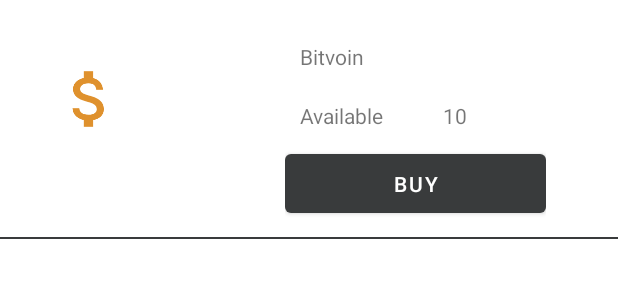
After one commit to box-bm/PlatziCursos, an Android app: the layout crypto_row.xml on its own in the app's theme, with its tools: preview values and no code run, on a phone screen of 412 x 824 dp. The commit adds this screen. Shown: the top 300 px of the screen. Run offline under Robolectric (Android 15) with nearby library versions, the phone set to English and light mode, and no system bars.

Commit message:
create a kotlin with firebase project

```diff
--- a/KotlinFirebase/app/build.gradle
+++ b/KotlinFirebase/app/build.gradle
@@ -39,11 +39,16 @@ dependencies {
     implementation 'androidx.appcompat:appcompat:1.4.0'
     implementation 'com.google.android.material:material:1.4.0'
     implementation 'androidx.constraintlayout:constraintlayout:2.1.2'
+    implementation 'androidx.recyclerview:recyclerview:1.2.1'
     testImplementation 'junit:junit:4.+'
     androidTestImplementation 'androidx.test.ext:junit:1.1.3'
     androidTestImplementation 'androidx.test.espresso:espresso-core:3.4.0'
 
     implementation platform('com.google.firebase:firebase-bom:29.0.3')
     implementation 'com.google.firebase:firebase-analytics-ktx'
+    implementation 'com.google.firebase:firebase-auth-ktx'
+    implementation 'com.google.firebase:firebase-firestore-ktx'
+
+    implementation 'com.squareup.picasso:picasso:2.71828'
 
 }
--- /dev/null
+++ b/KotlinFirebase/app/src/main/java/com/boxmanzog/kotlinfirebase/network/Callback.kt
@@ -0,0 +1,6 @@
+package com.boxmanzog.kotlinfirebase.network
+
+interface Callback<T> {
+    fun onSuccess(result: T?)
+    fun onFailed(exception: Exception)
+}
--- a/KotlinFirebase/app/src/main/java/com/boxmanzog/kotlinfirebase/MainActivity.kt
+++ b/KotlinFirebase/app/src/main/java/com/boxmanzog/kotlinfirebase/ui/activity/MainActivity.kt
@@ -1,7 +1,8 @@
-package com.boxmanzog.kotlinfirebase
+package com.boxmanzog.kotlinfirebase.ui.activity
 
 import androidx.appcompat.app.AppCompatActivity
 import android.os.Bundle
+import com.boxmanzog.kotlinfirebase.R
 
 class MainActivity : AppCompatActivity() {
     override fun onCreate(savedInstanceState: Bundle?) {
--- a/KotlinFirebase/app/src/main/res/layout/activity_main.xml
+++ b/KotlinFirebase/app/src/main/res/layout/activity_main.xml
@@ -4,7 +4,7 @@
     xmlns:tools="http://schemas.android.com/tools"
     android:layout_width="match_parent"
     android:layout_height="match_parent"
-    tools:context=".MainActivity">
+    tools:context=".ui.activity.MainActivity">
 
     <TextView
         android:layout_width="wrap_content"
--- a/KotlinFirebase/app/src/main/res/layout/activity_trader.xml
+++ b/KotlinFirebase/app/src/main/res/layout/activity_trader.xml
@@ -4,7 +4,7 @@
     xmlns:tools="http://schemas.android.com/tools"
     android:layout_width="match_parent"
     android:layout_height="match_parent"
-    tools:context=".TraderActivity">
+    tools:context=".ui.activity.TraderActivity">
 
 
     <TextView
--- /dev/null
+++ b/KotlinFirebase/app/src/main/res/layout/crypto_row.xml
@@ -0,0 +1,76 @@
+<?xml version="1.0" encoding="utf-8"?>
+
+<LinearLayout xmlns:android="http://schemas.android.com/apk/res/android"
+    xmlns:app="http://schemas.android.com/apk/res-auto"
+    xmlns:tools="http://schemas.android.com/tools"
+    android:layout_width="match_parent"
+    android:layout_height="wrap_content"
+    android:orientation="vertical">
+
+
+    <LinearLayout android:layout_width="match_parent"
+        android:layout_height="wrap_content"
+        android:orientation="horizontal"
+        android:padding="10dp">
+
+
+        <ImageView
+            android:id="@+id/image"
+            android:layout_width="100dp"
+            android:layout_height="80dp"
+            android:layout_marginTop="16dp"
+            android:padding="15dp"
+            app:layout_constraintTop_toTopOf="parent"
+            app:srcCompat="@drawable/ic_coin"
+            tools:layout_editor_absoluteX="16dp"/>
+
+        <LinearLayout
+            android:id="@+id/infoPanel"
+            android:layout_width="match_parent"
+            android:layout_height="wrap_content"
+            android:layout_marginEnd="8dp"
+            android:layout_marginLeft="8dp"
+            android:layout_marginRight="8dp"
+            android:layout_marginStart="50dp"
+            android:layout_marginTop="8dp"
+            android:layout_weight="0"
+            android:gravity="end"
+            android:orientation="vertical"
+            android:paddingEnd="30dp"
+            android:paddingLeft="30dp"
+            android:paddingRight="30dp"
+            android:paddingStart="30dp"
+            app:layout_constraintEnd_toEndOf="parent"
+            app:layout_constraintStart_toEndOf="@+id/image"
+            app:layout_constraintTop_toTopOf="parent">
+
+            <TextView
+                android:id="@+id/nameTextView"
+                android:layout_width="match_parent"
+                android:layout_height="wrap_content"
+                android:layout_gravity="start"
+                android:padding="10dp"
+                tools:text="Bitvoin"/>
+
+            <TextView
+                android:id="@+id/availableTextView"
+                android:layout_width="match_parent"
+                android:layout_height="wrap_content"
+                android:padding="10dp"
+                tools:text="Available            10"/>
+
+            <Button
+                android:id="@+id/buyButton"
+                android:layout_width="match_parent"
+                android:layout_height="wrap_content"
+                android:drawablePadding="5dp"
+                android:padding="10dp"
+                android:text="@string/buy"/>
+        </LinearLayout>
+    </LinearLayout>
+
+    <View android:layout_width="match_parent"
+        android:layout_height="1dp"
+        android:background="@color/black"/>
+
+</LinearLayout>
--- a/KotlinFirebase/app/src/main/res/values-night/themes.xml
+++ b/KotlinFirebase/app/src/main/res/values-night/themes.xml
@@ -2,12 +2,12 @@
     <!-- Base application theme. -->
     <style name="Theme.KotlinFirebase" parent="Theme.MaterialComponents.DayNight.DarkActionBar">
         <!-- Primary brand color. -->
-        <item name="colorPrimary">@color/purple_200</item>
-        <item name="colorPrimaryVariant">@color/purple_700</item>
+        <item name="colorPrimary">@color/colorPrimary</item>
+        <item name="colorPrimaryVariant">@color/design_default_color_primary_variant</item>
         <item name="colorOnPrimary">@color/black</item>
         <!-- Secondary brand color. -->
-        <item name="colorSecondary">@color/teal_200</item>
-        <item name="colorSecondaryVariant">@color/teal_200</item>
+        <item name="colorSecondary">@color/design_default_color_secondary</item>
+        <item name="colorSecondaryVariant">@color/design_default_color_secondary_variant</item>
         <item name="colorOnSecondary">@color/black</item>
         <!-- Status bar color. -->
         <item name="android:statusBarColor" tools:targetApi="l">?attr/colorPrimaryVariant</item>
--- a/KotlinFirebase/app/src/main/res/values/themes.xml
+++ b/KotlinFirebase/app/src/main/res/values/themes.xml
@@ -2,12 +2,12 @@
     <!-- Base application theme. -->
     <style name="Theme.KotlinFirebase" parent="Theme.MaterialComponents.DayNight.DarkActionBar">
         <!-- Primary brand color. -->
-        <item name="colorPrimary">@color/purple_500</item>
-        <item name="colorPrimaryVariant">@color/purple_700</item>
-        <item name="colorOnPrimary">@color/white</item>
+        <item name="colorPrimary">@color/colorPrimary</item>
+        <item name="colorPrimaryVariant">@android:color/holo_blue_dark</item>
+        <item name="colorOnPrimary">@android:color/white</item>
         <!-- Secondary brand color. -->
-        <item name="colorSecondary">@color/teal_200</item>
-        <item name="colorSecondaryVariant">@color/teal_700</item>
+        <item name="colorSecondary">@color/design_default_color_secondary</item>
+        <item name="colorSecondaryVariant">@color/design_default_color_secondary_variant</item>
         <item name="colorOnSecondary">@color/black</item>
         <!-- Status bar color. -->
         <item name="android:statusBarColor" tools:targetApi="l">?attr/colorPrimaryVariant</item>
--- a/KotlinFirebase/build.gradle
+++ b/KotlinFirebase/build.gradle
@@ -5,7 +5,7 @@ buildscript {
         mavenCentral()
     }
     dependencies {
-        classpath "com.android.tools.build:gradle:7.0.3"
+        classpath 'com.android.tools.build:gradle:7.0.4'
         classpath "org.jetbrains.kotlin:kotlin-gradle-plugin:1.6.10"
 
         // NOTE: Do not place your application dependencies here; they belong
```
Also changed, not shown: KotlinFirebase/app/src/main/AndroidManifest.xml (+6 -7 lines), KotlinFirebase/app/src/main/java/com/boxmanzog/kotlinfirebase/LoginActivity.kt (deleted, +0 -33 lines), KotlinFirebase/app/src/main/java/com/boxmanzog/kotlinfirebase/TraderActivity.kt (deleted, +0 -22 lines), KotlinFirebase/app/src/main/java/com/boxmanzog/kotlinfirebase/adapter/CryptosAdapter.kt (added, +48 -0 lines), KotlinFirebase/app/src/main/java/com/boxmanzog/kotlinfirebase/adapter/CryptosAdapterListener.kt (added, +7 -0 lines), KotlinFirebase/app/src/main/java/com/boxmanzog/kotlinfirebase/model/Crypto.kt (added, +7 -0 lines), KotlinFirebase/app/src/main/java/com/boxmanzog/kotlinfirebase/model/User.kt (added, +7 -0 lines), KotlinFirebase/app/src/main/java/com/boxmanzog/kotlinfirebase/network/FirestoreService.kt (added, +68 -0 lines), KotlinFirebase/app/src/main/java/com/boxmanzog/kotlinfirebase/ui/activity/LoginActivity.kt (added, +88 -0 lines), KotlinFirebase/app/src/main/java/com/boxmanzog/kotlinfirebase/ui/activity/TraderActivity.kt (added, +58 -0 lines), 1 other file.
